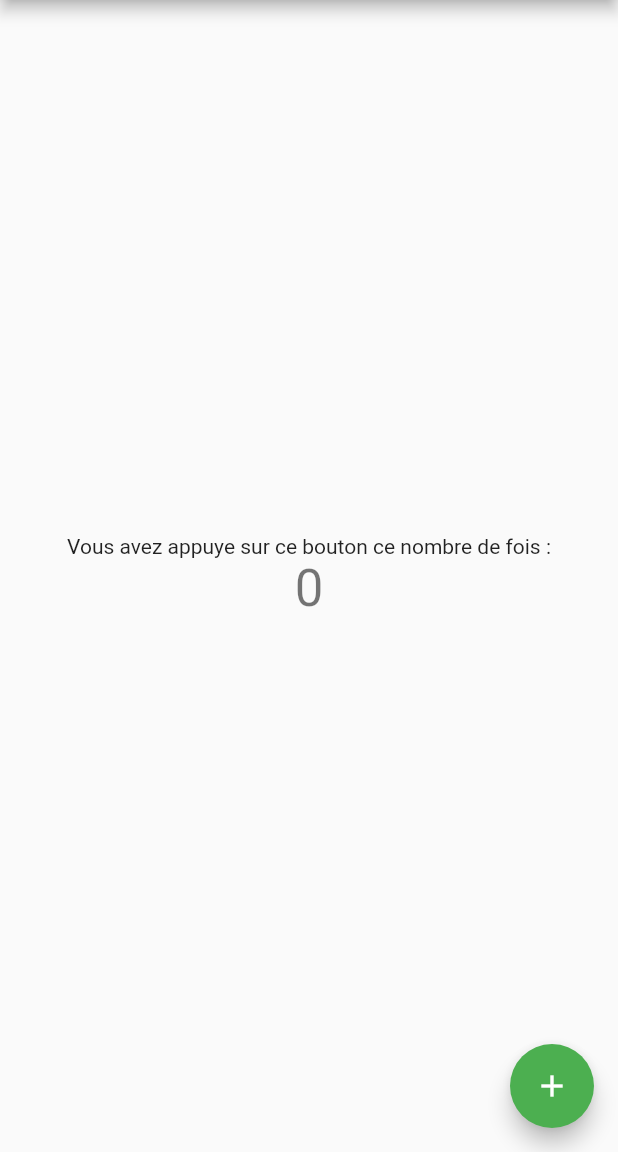
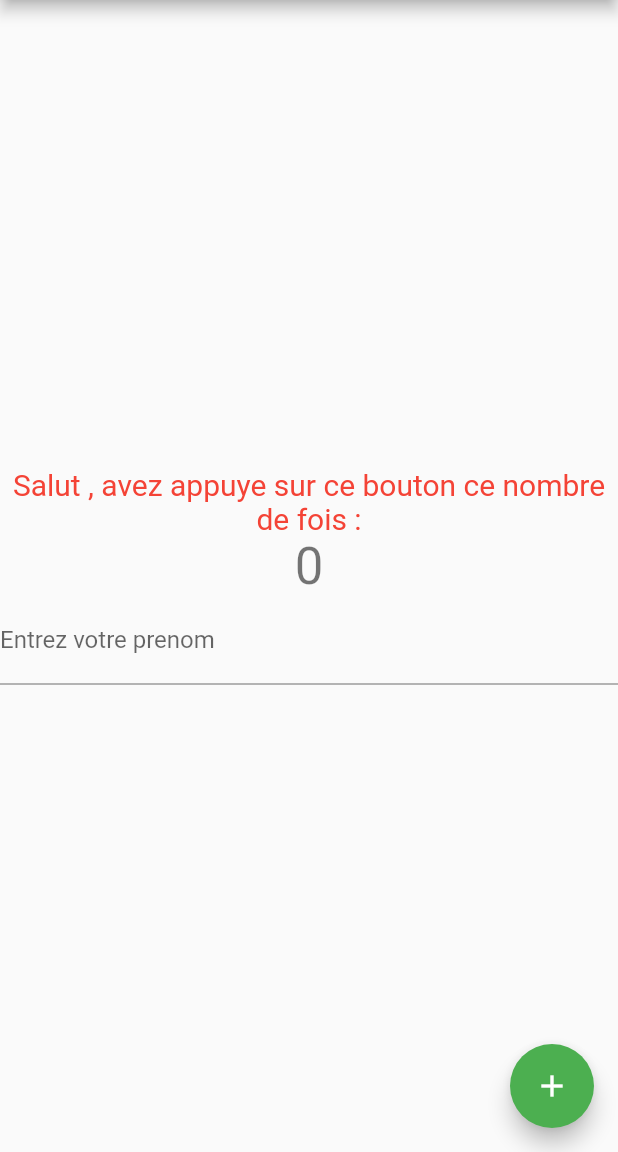
Before and after one commit to ctkhoule/Flutter-First-App, a Flutter app: the screen it shows after launch, on a phone screen of 412 x 824 dp, the part 84-1236 px from its top. Run offline on Flutter 3.47's test engine with Material 2 defaults, Android fonts, the phone set to English and light mode, and no system bars.

Commit message:
Ajout de champ de saisie de texte

```diff
--- a/lib/main.dart
+++ b/lib/main.dart
@@ -32,6 +32,7 @@ class MyHomePage extends StatefulWidget {
 }
 
 class _MyHomePageState extends State<MyHomePage> {
+  String prenom = '';
   int _counter = 0;
 
   void _incrementCounter() {
@@ -51,12 +52,27 @@ class _MyHomePageState extends State<MyHomePage> {
           mainAxisAlignment: MainAxisAlignment.center,
           children: <Widget>[
             Text(
-              'Vous avez appuye sur ce bouton ce nombre de fois :',
+              'Salut $prenom, avez appuye sur ce bouton ce nombre de fois :',
+              textAlign: TextAlign.center,
+              style: new TextStyle(
+                color: Colors.red,
+                fontSize: 20.0
+              ),
             ),
             Text(
               '$_counter',
               style: Theme.of(context).textTheme.headline4,
             ),
+            new TextField(
+              onChanged: (String string){
+                setState(() {
+                  prenom = string;
+                });
+              },
+              decoration: new InputDecoration(
+                labelText: 'Entrez votre prenom'
+              ),
+            )
           ],
         ),
       ),
```
